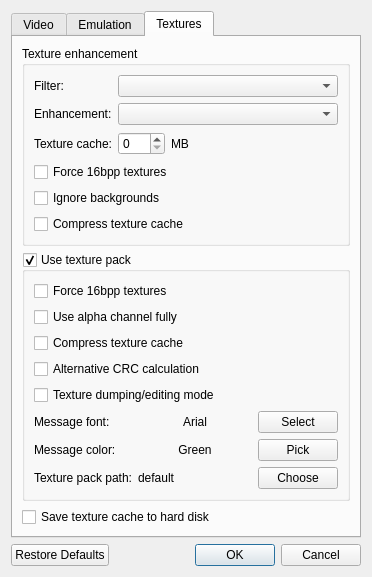
First picture: the form in GLidenUI/configDialog.ui, repository gonetz/GLideN64, before the edit.
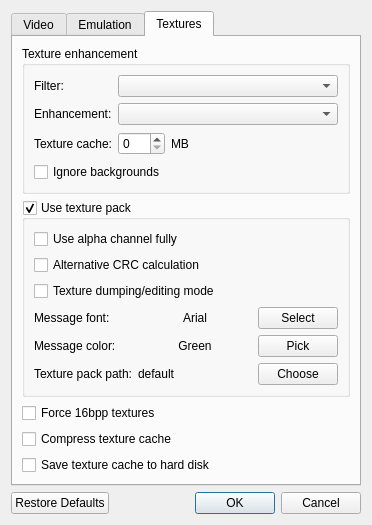
Second picture: the form after the edit. The open tabs and pages were chosen to show the change.

Commit message: Replace txFilterForce16bpp and txHiresForce16bpp options by one txForce16bpp option. Replace txFilterCacheCompression and txHiresCacheCompression by one txCacheCompression option.

Patch:
```diff
--- a/GLidenUI/configDialog.ui
+++ b/GLidenUI/configDialog.ui
@@ -10,7 +10,7 @@
     <x>0</x>
     <y>0</y>
     <width>372</width>
-    <height>534</height>
+    <height>488</height>
    </rect>
   </property>
   <property name="sizePolicy">
@@ -736,16 +736,6 @@
           </item>
           <item>
            <layout class="QVBoxLayout" name="verticalLayout_12">
-            <item>
-             <widget class="QCheckBox" name="filterForce16bppCheckBox">
-              <property name="toolTip">
-               <string>&lt;html&gt;&lt;head/&gt;&lt;body&gt;&lt;p&gt;&lt;span style=&quot; font-weight:600;&quot;&gt;Force 16bpp textures:&lt;/span&gt;&lt;/p&gt;&lt;p&gt;The color of the textures will be reduced to 16bpp.This is space saver and performance enhancer. This halves the space used on the texture cache and the GFX hardware's texture RAM. Color reduction is done so that the original quality is preserved as much as possible. Depending on the texture, this usually is hardly noticeable. Sometimes though, it can be: skies are a good example.&lt;/p&gt;&lt;p&gt;[Recommended: &lt;span style=&quot; font-style:italic;&quot;&gt;off&lt;/span&gt;]&lt;/p&gt;&lt;/body&gt;&lt;/html&gt;</string>
-              </property>
-              <property name="text">
-               <string>Force 16bpp textures</string>
-              </property>
-             </widget>
-            </item>
             <item>
              <widget class="QCheckBox" name="ignoreBackgroundsCheckBox">
               <property name="toolTip">
@@ -756,16 +746,6 @@
               </property>
              </widget>
             </item>
-            <item>
-             <widget class="QCheckBox" name="compressFilterCacheCheckBox">
-              <property name="toolTip">
-               <string>&lt;html&gt;&lt;head/&gt;&lt;body&gt;&lt;p&gt;&lt;span style=&quot; font-weight:600;&quot;&gt;Compress texture cache:&lt;/span&gt;&lt;/p&gt;&lt;p&gt;Memory will be compressed so that more textures can be held in the texture cache. The compression ratio varies with each texture, but 1/5 of the original size would be a modest approximation. They will be decompressed on-the-fly, before being downloaded to the gfx hardware.&lt;/p&gt;&lt;p&gt;[Recommended: &lt;span style=&quot; font-style:italic;&quot;&gt;on&lt;/span&gt;]&lt;/p&gt;&lt;/body&gt;&lt;/html&gt;</string>
-              </property>
-              <property name="text">
-               <string>Compress texture cache</string>
-              </property>
-             </widget>
-            </item>
            </layout>
           </item>
          </layout>
@@ -780,16 +760,6 @@
           <bool>true</bool>
          </property>
          <layout class="QVBoxLayout" name="verticalLayout_14">
-          <item>
-           <widget class="QCheckBox" name="hiresForce16bppCheckBox">
-            <property name="toolTip">
-             <string>&lt;html&gt;&lt;head/&gt;&lt;body&gt;&lt;p&gt;&lt;span style=&quot; font-weight:600;&quot;&gt;Force 16bpp textures:&lt;/span&gt;&lt;/p&gt;&lt;p&gt;The color of the textures will be reduced to 16bpp.This is space saver and performance enhancer. This halves the space used on the texture cache and the GFX hardware's texture RAM. Color reduction is done so that the original quality is preserved as much as possible. Depending on the texture, this usually is hardly noticeable. Sometimes though, it can be: skies are a good example.&lt;/p&gt;&lt;p&gt;[Recommended: &lt;span style=&quot; font-style:italic;&quot;&gt;off&lt;/span&gt;]&lt;/p&gt;&lt;/body&gt;&lt;/html&gt;</string>
-            </property>
-            <property name="text">
-             <string>Force 16bpp textures</string>
-            </property>
-           </widget>
-          </item>
           <item>
            <widget class="QCheckBox" name="alphaChannelCheckBox">
             <property name="toolTip">
@@ -800,16 +770,6 @@
             </property>
            </widget>
           </item>
-          <item>
-           <widget class="QCheckBox" name="compressHDTexturesCacheCheckBox">
-            <property name="toolTip">
-             <string>&lt;html&gt;&lt;head/&gt;&lt;body&gt;&lt;p&gt;&lt;span style=&quot; font-weight:600;&quot;&gt;Compress texture cache:&lt;/span&gt;&lt;/p&gt;&lt;p&gt;When game started, plugin loads all its hi-resolution textures into PC memory. Since hi-resolution textures are usually large, the whole pack can take hundreds megabytes of memory. Cache compression allows save memory space greatly. Textures will be decompressed on-the-fly, before being downloaded to the gfx hardware.&lt;/p&gt;&lt;p&gt;[Recommended: &lt;span style=&quot; font-style:italic;&quot;&gt;on&lt;/span&gt;]&lt;/p&gt;&lt;/body&gt;&lt;/html&gt;</string>
-            </property>
-            <property name="text">
-             <string>Compress texture cache</string>
-            </property>
-           </widget>
-          </item>
           <item>
            <widget class="QCheckBox" name="alternativeCRCCheckBox">
             <property name="toolTip">
@@ -961,6 +921,26 @@
          </layout>
         </widget>
        </item>
+       <item>
+        <widget class="QCheckBox" name="force16bppCheckBox">
+         <property name="toolTip">
+          <string>&lt;html&gt;&lt;head/&gt;&lt;body&gt;&lt;p&gt;&lt;span style=&quot; font-weight:600;&quot;&gt;Force 16bpp textures:&lt;/span&gt;&lt;/p&gt;&lt;p&gt;The color of the textures will be reduced to 16bpp.This is space saver and performance enhancer. This halves the space used on the texture cache and the GFX hardware's texture RAM. Color reduction is done so that the original quality is preserved as much as possible. Depending on the texture, this usually is hardly noticeable. Sometimes though, it can be: skies are a good example.&lt;/p&gt;&lt;p&gt;[Recommended: &lt;span style=&quot; font-style:italic;&quot;&gt;off&lt;/span&gt;]&lt;/p&gt;&lt;/body&gt;&lt;/html&gt;</string>
+         </property>
+         <property name="text">
+          <string>Force 16bpp textures</string>
+         </property>
+        </widget>
+       </item>
+       <item>
+        <widget class="QCheckBox" name="compressCacheCheckBox">
+         <property name="toolTip">
+          <string>&lt;html&gt;&lt;head/&gt;&lt;body&gt;&lt;p&gt;&lt;span style=&quot; font-weight:600;&quot;&gt;Compress texture cache:&lt;/span&gt;&lt;/p&gt;&lt;p&gt;Memory will be compressed so that more textures can be held in the texture cache. The compression ratio varies with each texture, but 1/5 of the original size would be a modest approximation. They will be decompressed on-the-fly, before being downloaded to the gfx hardware.&lt;/p&gt;&lt;p&gt;[Recommended: &lt;span style=&quot; font-style:italic;&quot;&gt;on&lt;/span&gt;]&lt;/p&gt;&lt;/body&gt;&lt;/html&gt;</string>
+         </property>
+         <property name="text">
+          <string>Compress texture cache</string>
+         </property>
+        </widget>
+       </item>
        <item>
         <widget class="QCheckBox" name="saveTextureCacheCheckBox">
          <property name="toolTip">
```
The commit also changes 5 other files.
